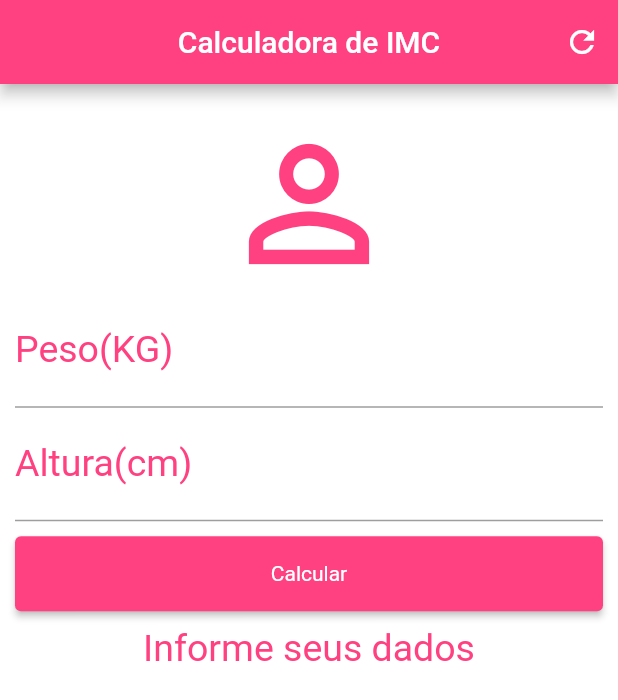
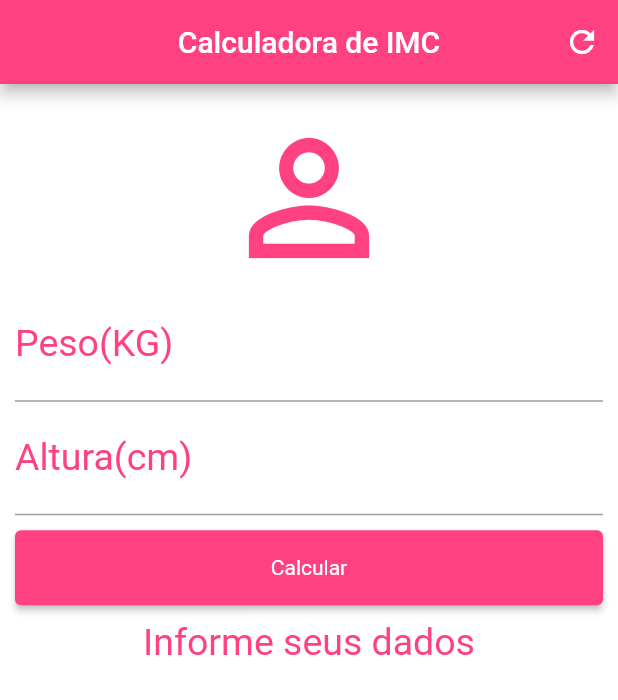
Before and after one commit to matos-claudio/calculadora_imc, a Flutter app: the screen it shows after launch, on a phone screen of 412 x 824 dp. Shown: the top 700 px of the screen. Run offline on Flutter 3.47's test engine with Material 2 defaults, Android fonts, the phone set to English and light mode, and no system bars.

Commit message:
Alterando padding

```diff
--- a/lib/main.dart
+++ b/lib/main.dart
@@ -61,7 +61,7 @@ class _HomeState extends State<Home> {
                 child: Column(
                   crossAxisAlignment: CrossAxisAlignment.stretch,
                   children: <Widget>[
-                    Padding(padding: EdgeInsets.all(10)),
+                    Padding(padding: EdgeInsets.all(8.0)),
                     Icon(
                       Icons.person_outline,
                       size: 120.0,
```
